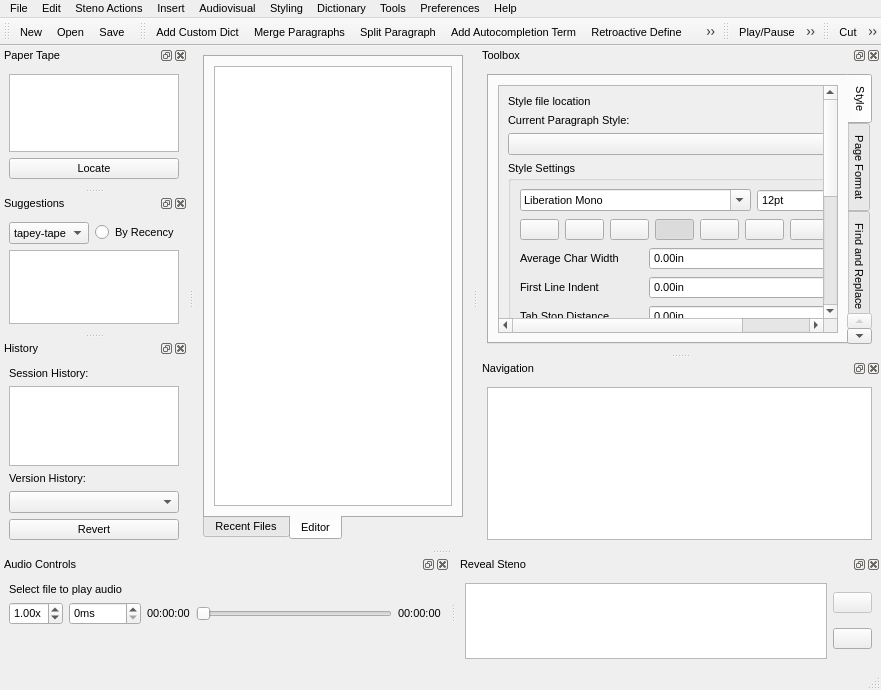
greenwyrt/plover2CAT, file plover_cat/plover_cat.ui: the form before one commit.
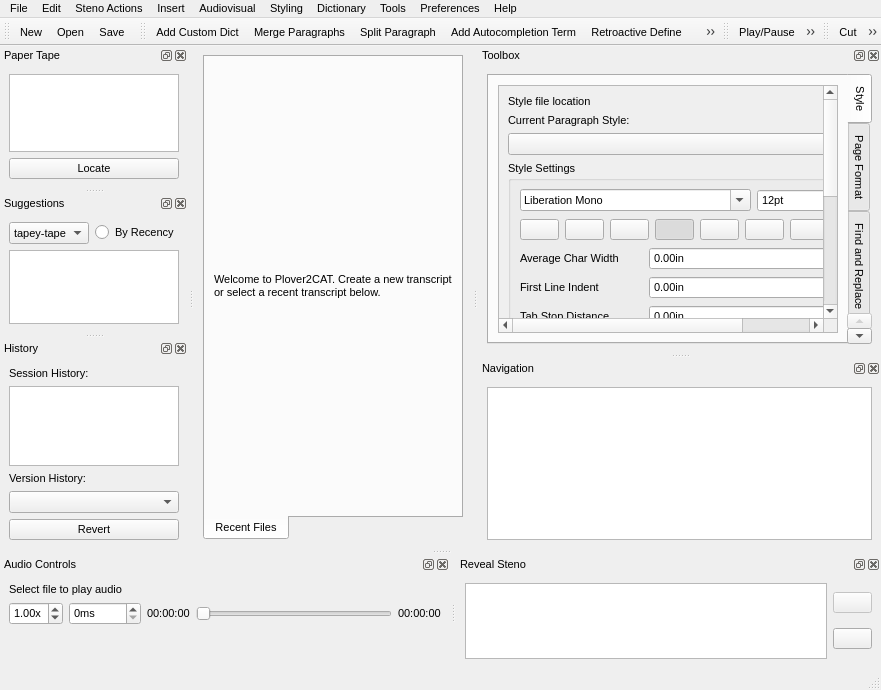
The form after the commit. The open tabs and pages were chosen to show the change. Icons and pictures are not drawn. Custom widgets are drawn as their Qt base class.

The edit to the form file:
```diff
--- a/plover_cat/plover_cat.ui
+++ b/plover_cat/plover_cat.ui
@@ -129,56 +129,6 @@
         </item>
        </layout>
       </widget>
-      <widget class="QWidget" name="editorTab">
-       <attribute name="title">
-        <string>Editor</string>
-       </attribute>
-       <layout class="QHBoxLayout" name="horizontalLayout">
-        <item>
-         <widget class="PloverCATEditor" name="textEdit">
-          <property name="enabled">
-           <bool>true</bool>
-          </property>
-          <property name="sizePolicy">
-           <sizepolicy hsizetype="Preferred" vsizetype="Expanding">
-            <horstretch>3</horstretch>
-            <verstretch>0</verstretch>
-           </sizepolicy>
-          </property>
-          <property name="font">
-           <font>
-            <family>Courier New</family>
-            <pointsize>12</pointsize>
-           </font>
-          </property>
-          <property name="contextMenuPolicy">
-           <enum>Qt::CustomContextMenu</enum>
-          </property>
-          <property name="acceptDrops">
-           <bool>false</bool>
-          </property>
-          <property name="toolTip">
-           <string>Richtext editor.</string>
-          </property>
-          <property name="frameShadow">
-           <enum>QFrame::Sunken</enum>
-          </property>
-          <property name="documentTitle">
-           <string/>
-          </property>
-          <property name="readOnly">
-           <bool>true</bool>
-          </property>
-          <property name="cursorWidth">
-           <number>5</number>
-          </property>
-          <property name="textInteractionFlags">
-           <set>Qt::TextSelectableByKeyboard|Qt::TextSelectableByMouse</set>
-          </property>
-         </widget>
-        </item>
-       </layout>
-      </widget>
      </widget>
     </item>
    </layout>
@@ -3822,13 +3772,6 @@
    </property>
   </action>
  </widget>
- <customwidgets>
-  <customwidget>
-   <class>PloverCATEditor</class>
-   <extends>QPlainTextEdit</extends>
-   <header>plover_cat.TextEditor</header>
-  </customwidget>
- </customwidgets>
  <resources>
   <include location="resources/resources.qrc"/>
  </resources>
```
Left out of the diff: 10 changed lines with no effect on the pictures.
